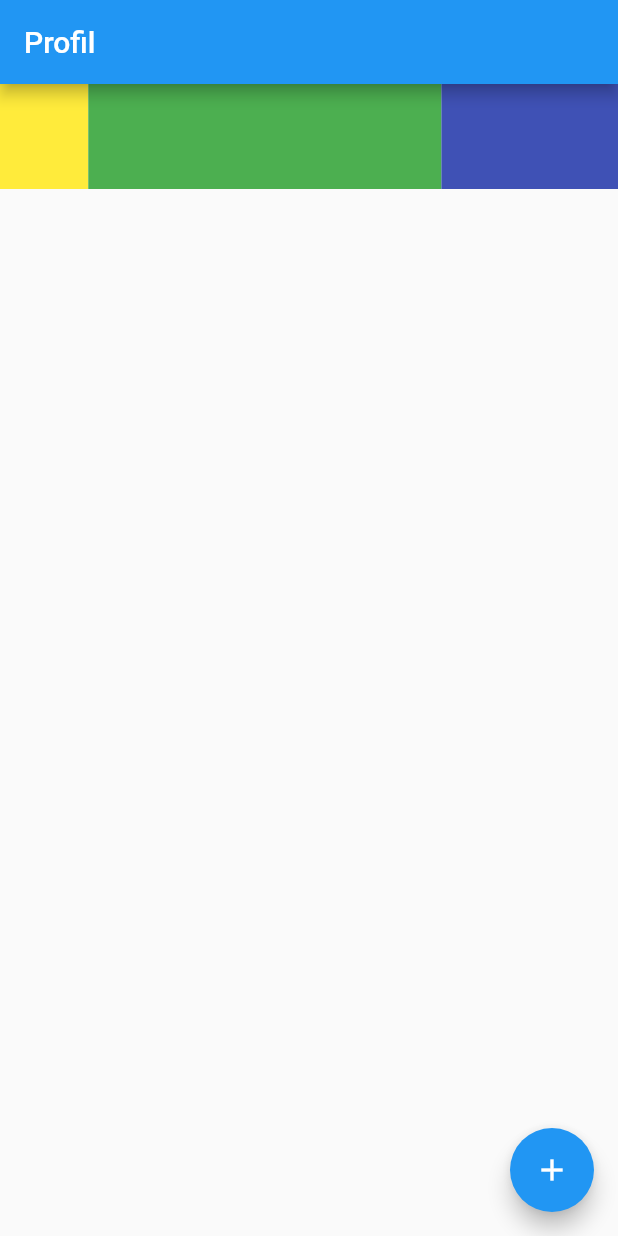
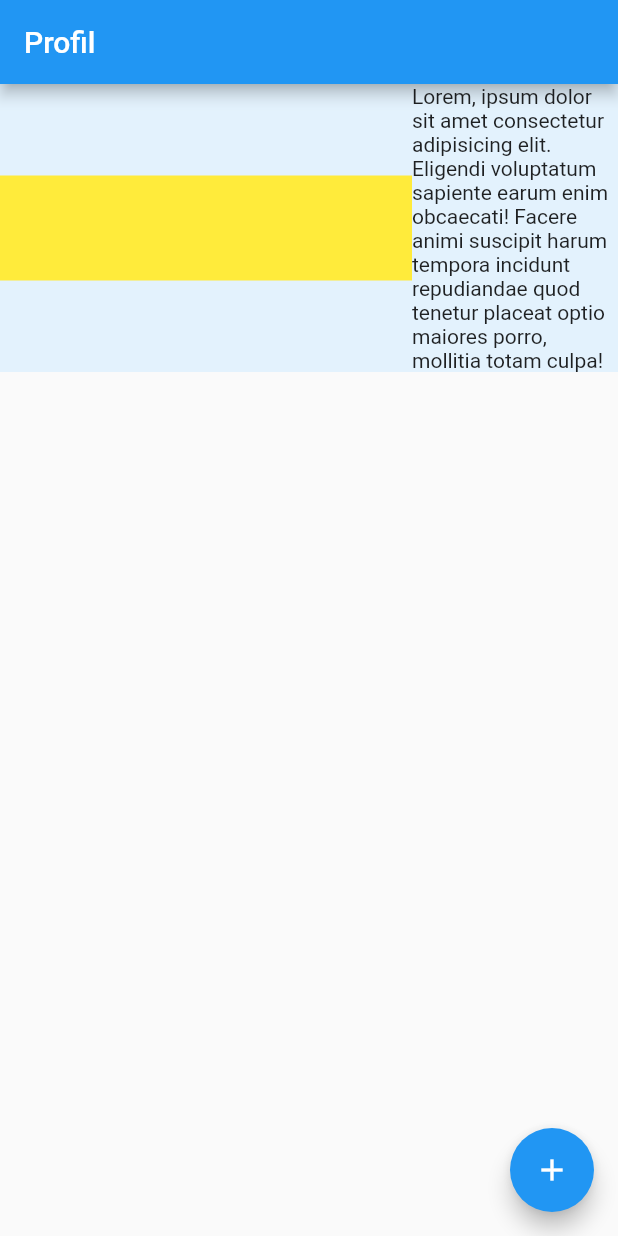
Before and after one commit to AdalbertPungu/flutter_application_demo, a Flutter app: the screen it shows after launch, on a phone screen of 412 x 824 dp. Run offline on Flutter 3.47's test engine with Material 2 defaults, Android fonts, the phone set to English and light mode, and no system bars.

Commit message:
widget Expanded avec les texts

```diff
--- a/lib/main.dart
+++ b/lib/main.dart
@@ -25,13 +25,8 @@ class HomePage extends StatelessWidget {
                 child: Container(width: 70, height: 70, color: Colors.yellow),
               ),
               Expanded(
-                flex: 8,
-                child: Container(width: 70, height: 70, color: Colors.green),
-              ),
-              Expanded(
-                flex: 4,
-                child: Container(width: 70, height: 70, color: Colors.indigo),
-              ),
+                  child: Text(
+                      'Lorem, ipsum dolor sit amet consectetur adipisicing elit. Eligendi voluptatum sapiente earum enim obcaecati! Facere animi suscipit harum tempora incidunt repudiandae quod tenetur placeat optio maiores porro, mollitia totam culpa!'))
             ],
           ),
         ),
```
